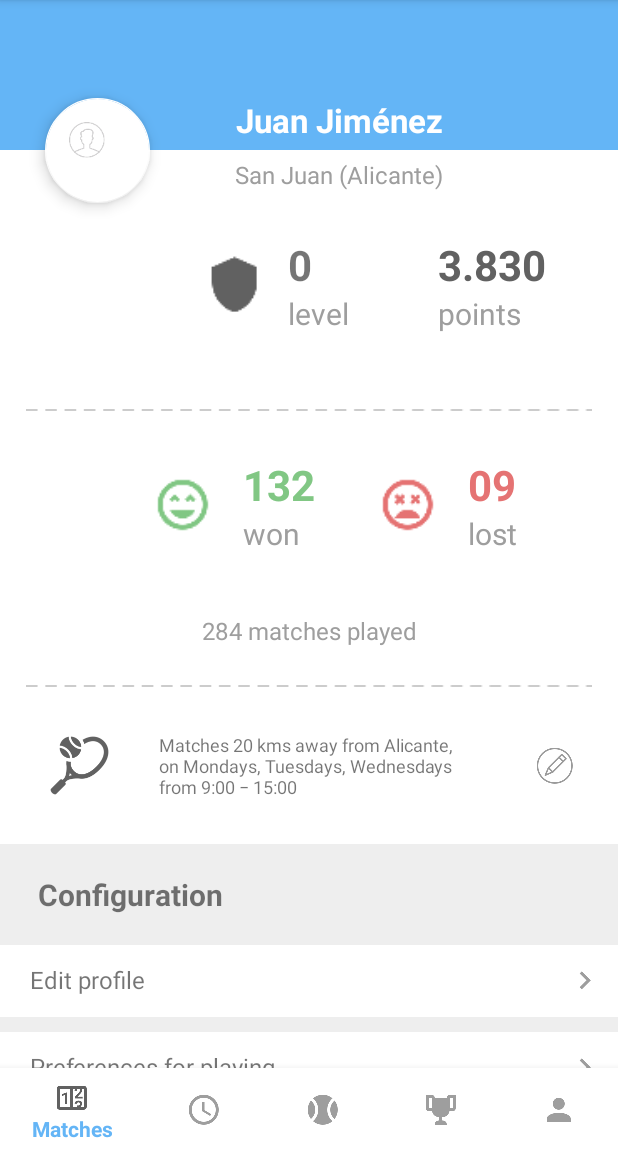
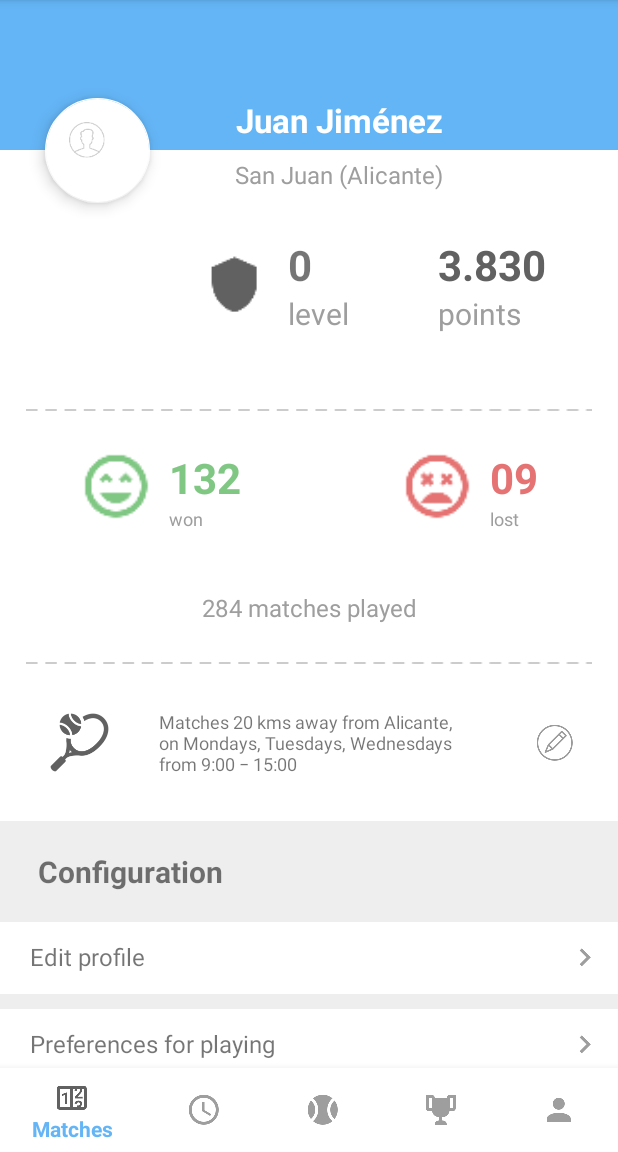
Before and after one commit to rpairo/padelapp, an Android app: the fragment ProfileFragment placed in its activity, on a phone screen of 412 x 824 dp, the part 84-1236 px from its top. Run offline under Robolectric (Android 15) with nearby library versions, the phone set to English and light mode, and no system bars; our stand-ins replace ButterKnife.

Commit message:
Player stadistics winrate
The view of the faces and their winrate has been refactored to improve their visualization.

```diff
--- a/app/src/main/res/layout/layout_player_stadistics.xml
+++ b/app/src/main/res/layout/layout_player_stadistics.xml
@@ -89,15 +89,74 @@
         android:layout_marginStart="@dimen/margin_horizontal_separator_profile"
         android:layout_marginTop="@dimen/margin_top_first_separator_profile" />
 
+    <LinearLayout
+        android:id="@+id/faces_rewards"
+        android:layout_width="match_parent"
+        android:layout_height="wrap_content"
+        android:layout_below="@+id/first_separator_profile"
+        android:layout_marginTop="@dimen/margin_top_faces_rewards"
+        android:orientation="horizontal">
+
+        <RelativeLayout
+            android:layout_width="wrap_content"
+            android:layout_height="wrap_content"
+            android:layout_weight="@integer/weight_faces_rewards_match_details"
+            android:gravity="center">
+
+            <ImageView
+                android:id="@+id/satisfied_face_profile"
+                android:layout_width="@dimen/size_face_rewards_match"
+                android:layout_height="@dimen/size_face_rewards_match"
+                android:contentDescription="@string/description_happy_face_profile"
+                android:src="@drawable/ic_satisfied_black_24dp"
+                android:tint="@color/wonMatches" />
+
             <TextView
-        android:id="@+id/matches_lost_user_profile"
-        android:layout_width="@dimen/width_match_won_lost"
+                android:id="@+id/reward_won"
+                android:layout_width="wrap_content"
                 android:layout_height="wrap_content"
-        android:layout_alignParentEnd="true"
-        android:layout_below="@+id/first_separator_profile"
-        android:layout_marginEnd="@dimen/margin_end_lost_matches_profile"
-        android:layout_marginTop="@dimen/margin_top_match_won_lost"
-        android:gravity="start"
+                android:layout_alignTop="@+id/satisfied_face_profile"
+                android:layout_marginStart="@dimen/margin_start_reward"
+                android:layout_toEndOf="@+id/satisfied_face_profile"
+                android:text="@string/matches_won_profile"
+                android:textColor="@color/wonMatches"
+                android:textSize="@dimen/text_giant_size"
+                android:textStyle="bold" />
+
+            <TextView
+                android:id="@+id/label_won_user_profile"
+                android:layout_width="wrap_content"
+                android:layout_height="wrap_content"
+                android:layout_alignStart="@+id/reward_won"
+                android:layout_below="@+id/reward_won"
+                android:gravity="center_vertical|start"
+                android:text="@string/label_matches_won_profile"
+                android:textColor="@color/iconsDisabled"
+                android:textSize="@dimen/text_small_size" />
+
+        </RelativeLayout>
+
+        <RelativeLayout
+            android:layout_width="wrap_content"
+            android:layout_height="wrap_content"
+            android:layout_weight="@integer/weight_faces_rewards_match_details"
+            android:gravity="center">
+
+            <ImageView
+                android:id="@+id/dissatisfied_face_profile"
+                android:layout_width="@dimen/size_face_rewards_match"
+                android:layout_height="@dimen/size_face_rewards_match"
+                android:contentDescription="@string/description_happy_face_profile"
+                android:src="@drawable/ic_dissatisfied_black_24dp"
+                android:tint="@color/lostMatches" />
+
+            <TextView
+                android:id="@+id/reward_lost"
+                android:layout_width="wrap_content"
+                android:layout_height="wrap_content"
+                android:layout_alignTop="@+id/dissatisfied_face_profile"
+                android:layout_marginStart="@dimen/margin_start_reward"
+                android:layout_toEndOf="@+id/dissatisfied_face_profile"
                 android:text="@string/matches_lost_profile"
                 android:textColor="@color/lostMatches"
                 android:textSize="@dimen/text_giant_size"
@@ -105,69 +164,23 @@
 
             <TextView
                 android:id="@+id/label_lost_user_profile"
-        android:layout_width="@dimen/width_match_won_lost"
+                android:layout_width="wrap_content"
                 android:layout_height="wrap_content"
-        android:layout_alignParentEnd="true"
-        android:layout_below="@+id/matches_lost_user_profile"
-        android:layout_marginEnd="@dimen/margin_end_lost_matches_profile"
-        android:gravity="start"
+                android:layout_alignStart="@+id/reward_lost"
+                android:layout_below="@+id/reward_lost"
+                android:gravity="center_vertical|start"
                 android:text="@string/label_matches_lost_profile"
                 android:textColor="@color/iconsDisabled"
-        android:textSize="@dimen/text_big_size" />
+                android:textSize="@dimen/text_small_size" />
 
-    <ImageView
-        android:id="@+id/dissatisfied_face_profile"
-        android:layout_width="@dimen/width_face_match_won_lost"
-        android:layout_height="wrap_content"
-        android:layout_alignBottom="@+id/label_lost_user_profile"
-        android:layout_alignTop="@+id/matches_lost_user_profile"
-        android:layout_marginEnd="@dimen/margin_end_face_match_won_lost"
-        android:layout_toStartOf="@+id/matches_lost_user_profile"
-        android:contentDescription="@string/description_sad_face_profile"
-        android:src="@drawable/ic_dissatisfied_black_24dp"
-        android:tint="@color/lostMatches" />
-
-    <TextView
-        android:id="@+id/matches_won_user_profile"
-        android:layout_width="@dimen/width_match_won_lost"
-        android:layout_height="wrap_content"
-        android:layout_below="@+id/first_separator_profile"
-        android:layout_marginTop="@dimen/margin_top_match_won_lost"
-        android:layout_toStartOf="@+id/dissatisfied_face_profile"
-        android:gravity="start"
-        android:text="@string/matches_won_profile"
-        android:textColor="@color/wonMatches"
-        android:textSize="@dimen/text_giant_size"
-        android:textStyle="bold" />
-
-    <TextView
-        android:id="@+id/label_won_user_profile"
-        android:layout_width="@dimen/width_match_won_lost"
-        android:layout_height="wrap_content"
-        android:layout_below="@+id/matches_won_user_profile"
-        android:layout_toStartOf="@+id/dissatisfied_face_profile"
-        android:gravity="center_vertical|start"
-        android:text="@string/label_matches_won_profile"
-        android:textColor="@color/iconsDisabled"
-        android:textSize="@dimen/text_big_size" />
-
-    <ImageView
-        android:id="@+id/satisfied_face_profile"
-        android:layout_width="@dimen/width_face_match_won_lost"
-        android:layout_height="wrap_content"
-        android:layout_alignBottom="@+id/label_won_user_profile"
-        android:layout_alignTop="@+id/matches_won_user_profile"
-        android:layout_marginEnd="@dimen/margin_end_face_match_won_lost"
-        android:layout_toStartOf="@+id/matches_won_user_profile"
-        android:contentDescription="@string/description_happy_face_profile"
-        android:src="@drawable/ic_satisfied_black_24dp"
-        android:tint="@color/wonMatches" />
+        </RelativeLayout>
+    </LinearLayout>
 
     <TextView
         android:id="@+id/matches_played_user_profile"
         android:layout_width="match_parent"
         android:layout_height="wrap_content"
-        android:layout_below="@+id/satisfied_face_profile"
+        android:layout_below="@+id/faces_rewards"
         android:layout_marginTop="@dimen/margin_top_matches_played"
         android:gravity="center"
         android:text="@string/matches_played_profile"
```
Lines whose indentation alone changed are shown as unchanged.
